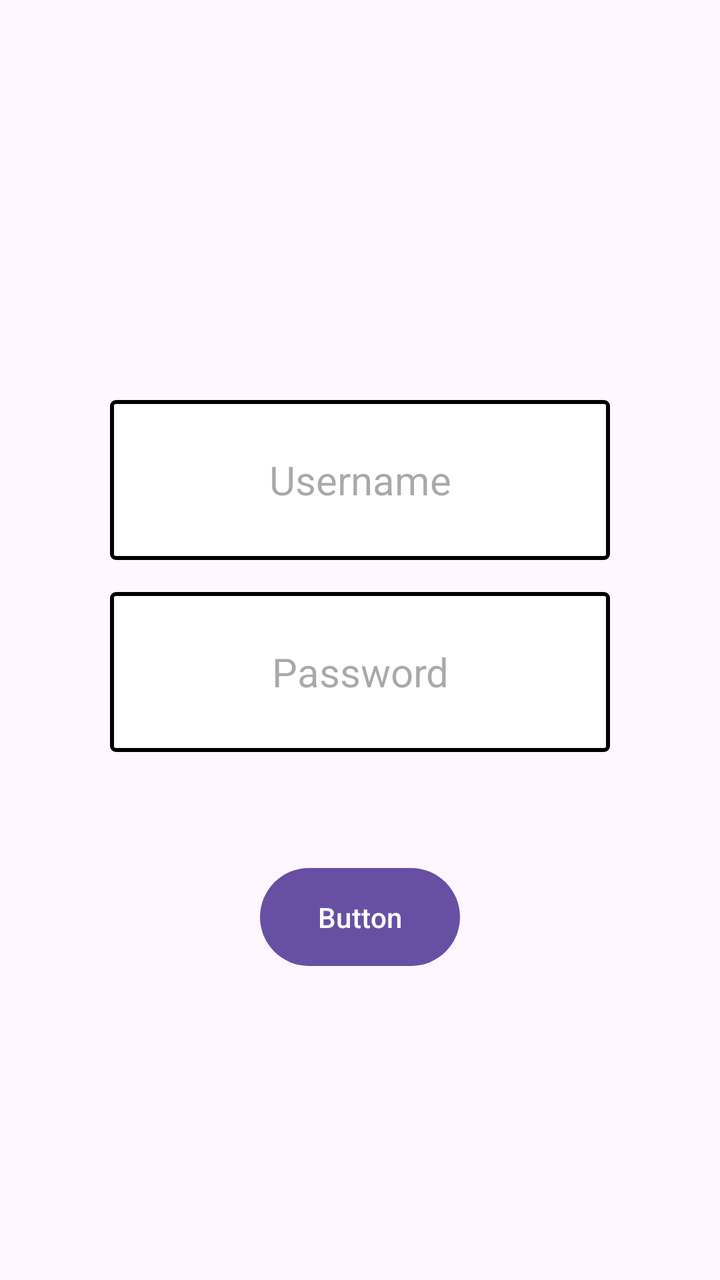
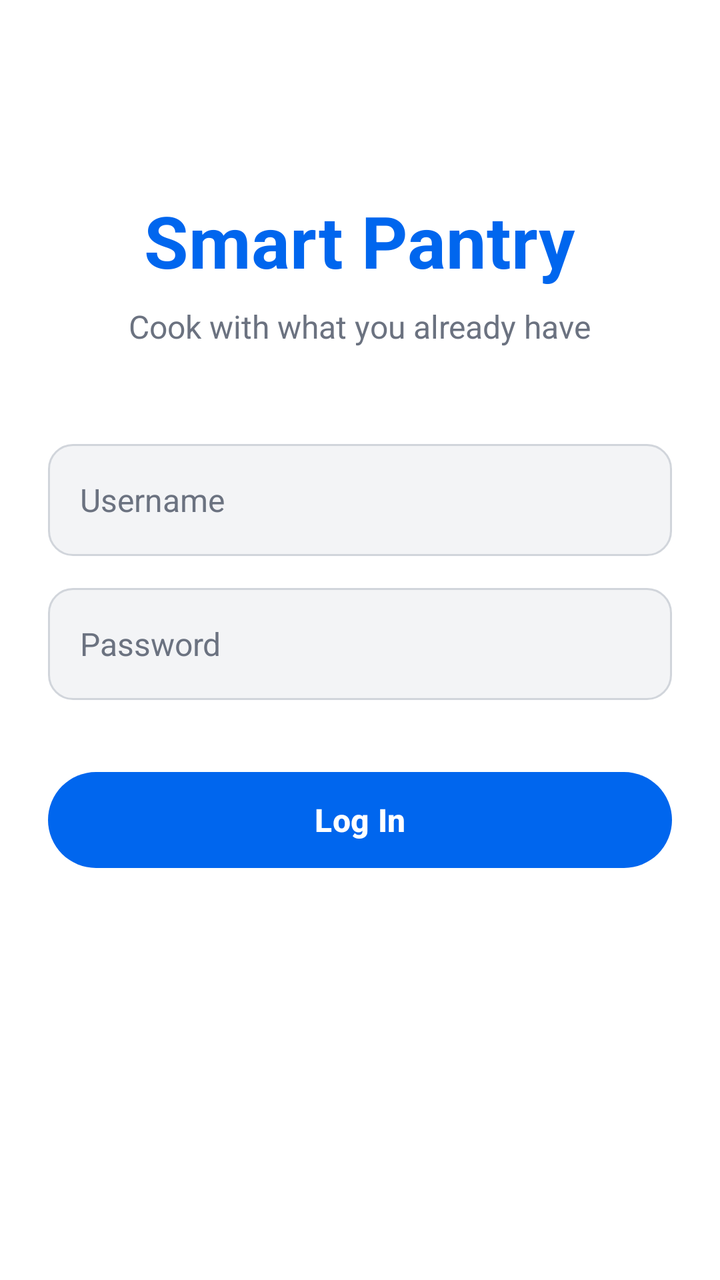

Before-and-after screenshots of an Android layout around one commit, followed by the original layout XML and the change that was made.
<!-- AndroidManifest.xml: application theme Theme.MyApplication -->
<!-- res/layout/fragment_login_screen.xml -->
<?xml version="1.0" encoding="utf-8"?>
<LinearLayout xmlns:android="http://schemas.android.com/apk/res/android"
    xmlns:tools="http://schemas.android.com/tools"
    android:layout_width="match_parent"
    android:layout_height="match_parent"
    android:gravity="center_horizontal"
    android:orientation="vertical"
    tools:context=".LoginScreen">

    <LinearLayout
        android:layout_width="250dp"
        android:layout_height="80dp"
        android:layout_marginTop="200dp"
        android:background="@drawable/login_box_bg"
        android:orientation="vertical">

        <EditText
            android:id="@+id/UnameBox"
            android:layout_width="250dp"
            android:layout_height="80dp"
            android:background="@android:color/transparent"
            android:gravity="center_vertical"
            android:hint="Username"
            android:inputType="text"
            android:textAlignment="center"
            android:textSize="20sp" />

    </LinearLayout>

    <LinearLayout
        android:layout_width="250dp"
        android:layout_height="80dp"
        android:layout_marginTop="16dp"
        android:background="@drawable/login_box_bg"
        android:orientation="vertical">

        <EditText
            android:id="@+id/PBox"
            android:layout_width="250dp"
            android:layout_height="80dp"
            android:background="@android:color/transparent"
            android:gravity="center_vertical"
            android:hint="Password"
            android:textAlignment="center"
            android:textSize="20sp"
            android:inputType="textPassword"/>

    </LinearLayout>

    <Button
        android:id="@+id/logButt"
        android:layout_width="100dp"
        android:layout_height="wrap_content"
        android:layout_marginTop="54dp"
        android:padding="15dp"
        android:text="Button"
        />


</LinearLayout>
<!-- resources referenced by this layout -->
<resources>
  <!-- drawable login_box_bg (drawable) -->
  <?xml version="1.0" encoding="utf-8"?>
  <shape xmlns:android="http://schemas.android.com/apk/res/android"
      android:shape="rectangle">
  
      
      <solid android:color="@color/cardview_light_background" />
  
      
      <stroke
          android:width="2dp"
          android:color="@color/black" />
  
      
      <corners android:radius="2dp" />
  </shape>
  <style name="Theme.MyApplication" parent="Base.Theme.MyApplication" />
  <color name="black">#FF000000</color>
  <style name="Base.Theme.MyApplication" parent="Theme.Material3.DayNight.NoActionBar">
          
          
      </style>
</resources>

<!-- the commit's change to res/layout/fragment_login_screen.xml (unified diff, before → after) -->
@@ -1,60 +1,85 @@
 <?xml version="1.0" encoding="utf-8"?>
-<LinearLayout xmlns:android="http://schemas.android.com/apk/res/android"
+<ScrollView xmlns:android="http://schemas.android.com/apk/res/android"
+    xmlns:app="http://schemas.android.com/apk/res-auto"
     xmlns:tools="http://schemas.android.com/tools"
     android:layout_width="match_parent"
     android:layout_height="match_parent"
-    android:gravity="center_horizontal"
-    android:orientation="vertical"
+    android:background="@color/login_background"
+    android:fillViewport="true"
     tools:context=".LoginScreen">
 
     <LinearLayout
-        android:layout_width="250dp"
-        android:layout_height="80dp"
-        android:layout_marginTop="200dp"
-        android:background="@drawable/login_box_bg"
-        android:orientation="vertical">
+        android:layout_width="match_parent"
+        android:layout_height="wrap_content"
+        android:gravity="center_horizontal"
+        android:orientation="vertical"
+        android:paddingStart="24dp"
+        android:paddingTop="96dp"
+        android:paddingEnd="24dp"
+        android:paddingBottom="24dp">
 
+        
+        <TextView
+            android:layout_width="wrap_content"
+            android:layout_height="wrap_content"
+            android:text="@string/login_title"
+            android:textColor="@color/brand_blue"
+            android:textSize="36sp"
+            android:textStyle="bold" />
+
+        <TextView
+            android:layout_width="wrap_content"
+            android:layout_height="wrap_content"
+            android:layout_marginTop="8dp"
+            android:text="@string/login_subtitle"
+            android:textColor="@color/login_text_secondary"
+            android:textSize="16sp" />
+
+        
         <EditText
             android:id="@+id/UnameBox"
-            android:layout_width="250dp"
-            android:layout_height="80dp"
-            android:background="@android:color/transparent"
-            android:gravity="center_vertical"
-            android:hint="Username"
+            android:layout_width="match_parent"
+            android:layout_height="56dp"
+            android:layout_marginTop="48dp"
+            android:autofillHints="username"
+            android:background="@drawable/login_box_bg"
+            android:hint="@string/login_username_hint"
             android:inputType="text"
-            android:textAlignment="center"
-            android:textSize="20sp" />
+            android:paddingStart="16dp"
+            android:paddingEnd="16dp"
+            android:textColor="@color/login_text_primary"
+            android:textColorHint="@color/login_text_secondary"
+            android:textSize="16sp" />
+
+        
+        <EditText
+            android:id="@+id/PBox"
+            android:layout_width="match_parent"
+            android:layout_height="56dp"
+            android:layout_marginTop="16dp"
+            android:autofillHints="password"
+            android:background="@drawable/login_box_bg"
+            android:hint="@string/login_password_hint"
+            android:inputType="textPassword"
+            android:paddingStart="16dp"
+            android:paddingEnd="16dp"
+            android:textColor="@color/login_text_primary"
+            android:textColorHint="@color/login_text_secondary"
+            android:textSize="16sp" />
+
+        
+        <Button
+            android:id="@+id/logButt"
+            android:layout_width="match_parent"
+            android:layout_height="56dp"
+            android:layout_marginTop="32dp"
+            android:text="@string/login_button"
+            android:textAllCaps="false"
+            android:textColor="@color/white"
+            android:textSize="16sp"
+            android:textStyle="bold"
+            app:backgroundTint="@color/brand_blue"
+            app:cornerRadius="28dp" />
 
     </LinearLayout>
-
-    <LinearLayout
-        android:layout_width="250dp"
-        android:layout_height="80dp"
-        android:layout_marginTop="16dp"
-        android:background="@drawable/login_box_bg"
-        android:orientation="vertical">
-
-        <EditText
-            android:id="@+id/PBox"
-            android:layout_width="250dp"
-            android:layout_height="80dp"
-            android:background="@android:color/transparent"
-            android:gravity="center_vertical"
-            android:hint="Password"
-            android:textAlignment="center"
-            android:textSize="20sp"
-            android:inputType="textPassword"/>
-
-    </LinearLayout>
-
-    <Button
-        android:id="@+id/logButt"
-        android:layout_width="100dp"
-        android:layout_height="wrap_content"
-        android:layout_marginTop="54dp"
-        android:padding="15dp"
-        android:text="Button"
-        />
-
-
-</LinearLayout>
+</ScrollView>
<!-- resource entries referenced after the edit -->
@@ -1,23 +1,30 @@
 <!-- resources referenced by this layout -->
 <resources>
+  <color name="brand_blue">#FF0066EE</color>
+  <color name="login_background">#FFFFFFFF</color>
+  <color name="login_text_primary">#FF1B1B1F</color>
+  <color name="login_text_secondary">#FF6B7280</color>
+  <color name="white">#FFFFFFFF</color>
   <!-- drawable login_box_bg (drawable) -->
   <?xml version="1.0" encoding="utf-8"?>
   <shape xmlns:android="http://schemas.android.com/apk/res/android"
       android:shape="rectangle">
   
       
-      <solid android:color="@color/cardview_light_background" />
-  
-      
+      <solid android:color="@color/login_input_fill" />
       <stroke
-          android:width="2dp"
-          android:color="@color/black" />
-  
-      
-      <corners android:radius="2dp" />
+          android:width="1dp"
+          android:color="@color/login_input_stroke" />
+      <corners android:radius="12dp" />
   </shape>
+  <string name="login_button">Log In</string>
+  <string name="login_password_hint">Password</string>
+  <string name="login_subtitle">Cook with what you already have</string>
+  <string name="login_title">Smart Pantry</string>
+  <string name="login_username_hint">Username</string>
   <style name="Theme.MyApplication" parent="Base.Theme.MyApplication" />
-  <color name="black">#FF000000</color>
+  <color name="login_input_fill">#FFF3F4F6</color>
+  <color name="login_input_stroke">#FFD1D5DB</color>
   <style name="Base.Theme.MyApplication" parent="Theme.Material3.DayNight.NoActionBar">
           
           
